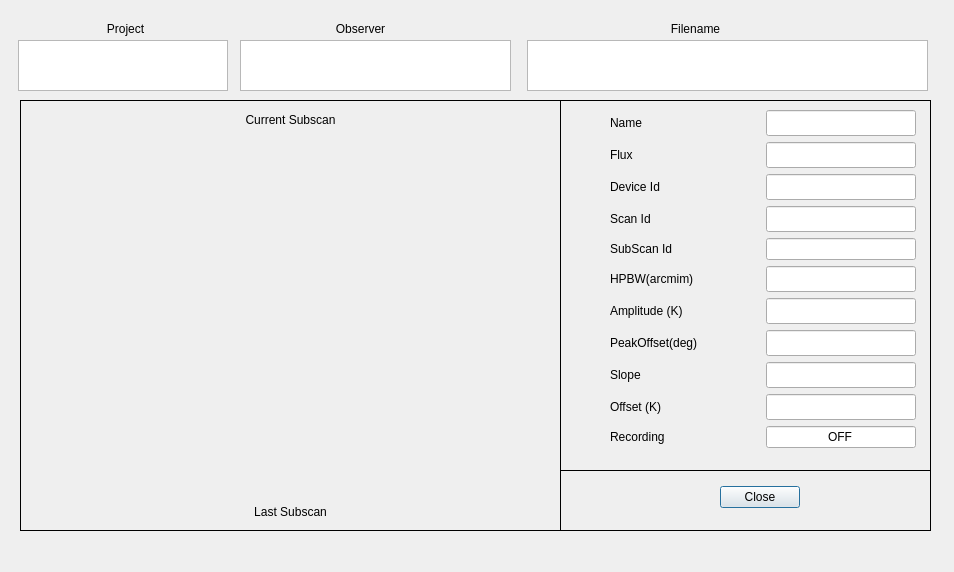
Qt form Common/Clients/CaltoolClient/src/calibrationToolClient.ui (discos/discos) before a commit.
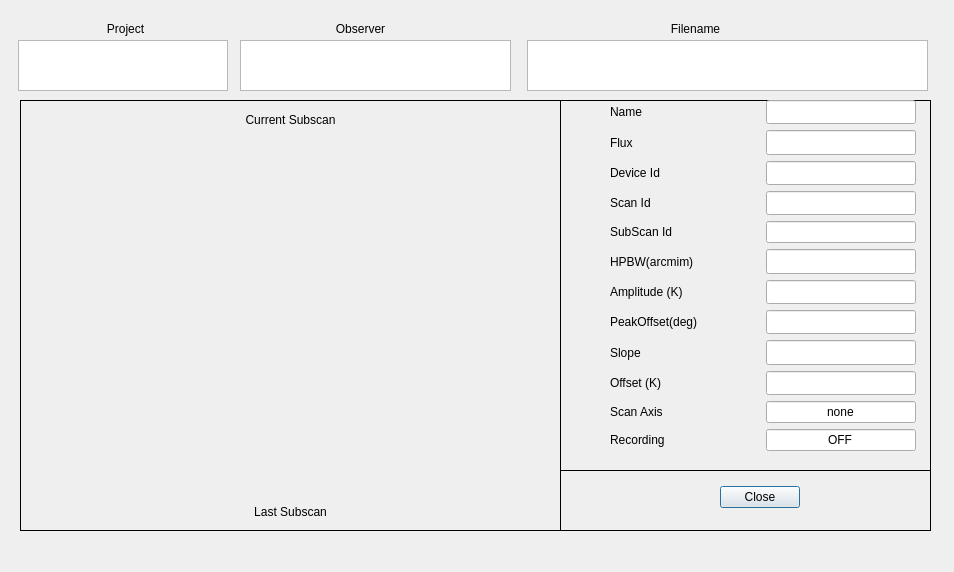
The same form after that commit. Custom widgets are drawn as their Qt base class.

What changed in the file:
```diff
--- a/Common/Clients/CaltoolClient/src/calibrationToolClient.ui
+++ b/Common/Clients/CaltoolClient/src/calibrationToolClient.ui
@@ -110,9 +110,9 @@
     <property name="geometry">
      <rect>
       <x>0</x>
-      <y>10</y>
+      <y>0</y>
       <width>408</width>
-      <height>348</height>
+      <height>351</height>
      </rect>
     </property>
     <layout class="QGridLayout" name="gridLayout_3">
@@ -454,7 +454,76 @@
        </property>
       </widget>
      </item>
+     <item row="11" column="1">
+      <widget class="QLineEdit" name="recording">
+       <property name="sizePolicy">
+        <sizepolicy hsizetype="Fixed" vsizetype="Fixed">
+         <horstretch>0</horstretch>
+         <verstretch>0</verstretch>
+        </sizepolicy>
+       </property>
+       <property name="minimumSize">
+        <size>
+         <width>0</width>
+         <height>0</height>
+        </size>
+       </property>
+       <property name="maximumSize">
+        <size>
+         <width>150</width>
+         <height>16777215</height>
+        </size>
+       </property>
+       <property name="text">
+        <string>OFF</string>
+       </property>
+       <property name="alignment">
+        <set>Qt::AlignCenter</set>
+       </property>
+      </widget>
+     </item>
+     <item row="10" column="1">
+      <widget class="QLineEdit" name="BScanaxis">
+       <property name="enabled">
+        <bool>true</bool>
+       </property>
+       <property name="sizePolicy">
+        <sizepolicy hsizetype="Fixed" vsizetype="Fixed">
+         <horstretch>0</horstretch>
+         <verstretch>0</verstretch>
+        </sizepolicy>
+       </property>
+       <property name="minimumSize">
+        <size>
+         <width>0</width>
+         <height>0</height>
+        </size>
+       </property>
+       <property name="maximumSize">
+        <size>
+         <width>150</width>
+         <height>16777215</height>
+        </size>
+       </property>
+       <property name="text">
+        <string>none</string>
+       </property>
+       <property name="alignment">
+        <set>Qt::AlignCenter</set>
+       </property>
+      </widget>
+     </item>
      <item row="10" column="0">
+      <widget class="QLabel" name="scanAxisLabel">
+       <property name="text">
+        <string>Scan Axis</string>
+       </property>
+       <property name="alignment">
+        <set>Qt::AlignLeading|Qt::AlignLeft|Qt::AlignVCenter</set>
+       </property>
+      </widget>
+     </item>
+     <item row="11" column="0">
       <widget class="QLabel" name="recordingLabel">
        <property name="text">
         <string>Recording</string>
@@ -464,34 +533,6 @@
        </property>
       </widget>
      </item>
-     <item row="10" column="1">
-      <widget class="QLineEdit" name="recording">
-       <property name="sizePolicy">
-        <sizepolicy hsizetype="Fixed" vsizetype="Fixed">
-         <horstretch>0</horstretch>
-         <verstretch>0</verstretch>
-        </sizepolicy>
-       </property>
-       <property name="minimumSize">
-        <size>
-         <width>0</width>
-         <height>0</height>
-        </size>
-       </property>
-       <property name="maximumSize">
-        <size>
-         <width>150</width>
-         <height>16777215</height>
-        </size>
-       </property>
-       <property name="text">
-        <string>OFF</string>
-       </property>
-       <property name="alignment">
-        <set>Qt::AlignCenter</set>
-       </property>
-      </widget>
-     </item>
     </layout>
    </widget>
   </widget>
```
Left out of the diff: 12 changed lines with no effect on the pictures.
